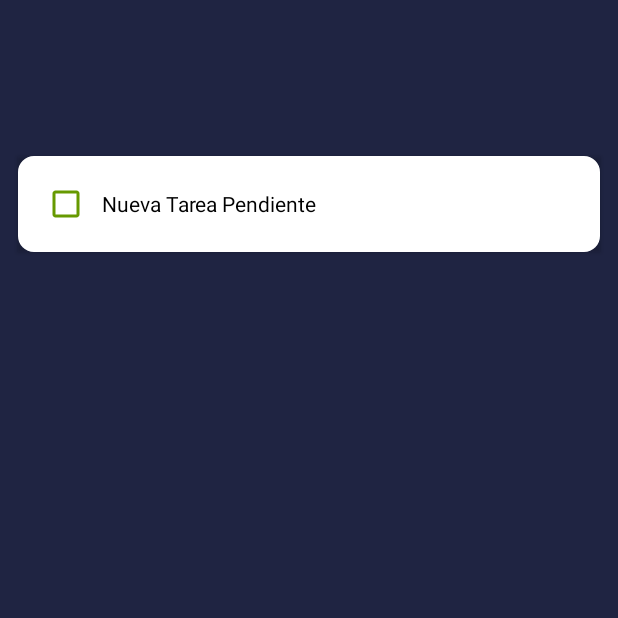
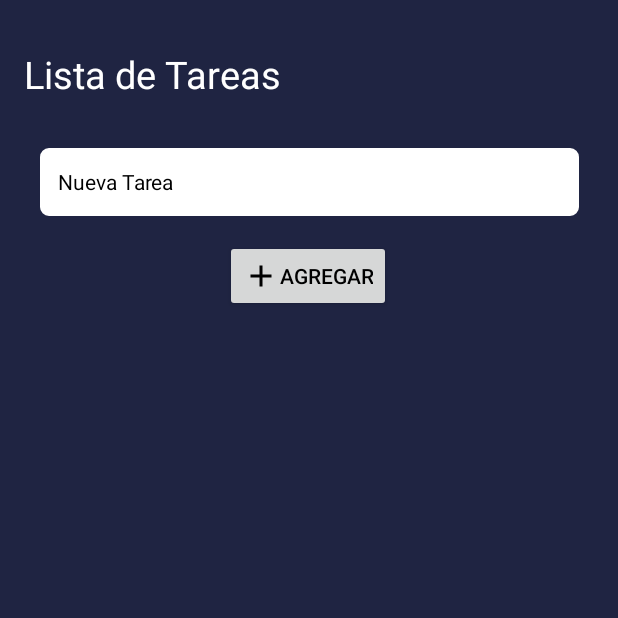
Before and after one commit to Efren-Ortega/Lista-de-Tarea, an Android app: the screen it shows after launch (MainActivity), on a phone screen of 412 x 824 dp, the top half of it. Run offline under Robolectric (Android 15) with nearby library versions, the phone set to English and light mode, and no system bars.

```diff
--- a/app/src/main/java/com/example/listatareas/MainActivity.java
+++ b/app/src/main/java/com/example/listatareas/MainActivity.java
@@ -1,16 +1,84 @@
 package com.example.listatareas;
 
 import androidx.appcompat.app.AppCompatActivity;
+import androidx.cardview.widget.CardView;
 
+import android.app.Activity;
+import android.content.Context;
+import android.graphics.Color;
 import android.os.Bundle;
+import android.view.Gravity;
+import android.view.LayoutInflater;
+import android.view.View;
+import android.view.ViewGroup;
+import android.widget.Button;
+import android.widget.EditText;
+import android.widget.LinearLayout;
+import android.widget.RelativeLayout;
+import android.widget.ScrollView;
+import android.widget.TextView;
+import android.widget.Toast;
 
-public class MainActivity extends AppCompatActivity {
+import org.w3c.dom.Text;
+
+public class MainActivity extends Activity {
+
+    private Button btn_add;
+    private ViewGroup layout;
+    private ScrollView scrollView;
+    private EditText tv_tarea;
 
     @Override
     protected void onCreate(Bundle savedInstanceState) {
         super.onCreate(savedInstanceState);
         setContentView(R.layout.activity_main);
-        getSupportActionBar().hide();
+        //getSupportActionBar().hide();
 
+        layout = (ViewGroup) findViewById(R.id.content);
+        scrollView = (ScrollView) findViewById(R.id.scrollView);
+
+        tv_tarea = (EditText) findViewById(R.id.et_tarea);
+
+        btn_add = (Button) findViewById(R.id.btn_add);
+
+        btn_add.setOnClickListener(new View.OnClickListener() {
+            @Override
+            public void onClick(View view) {
+                agregarTarea();
+            }
+        });
+    }
+
+
+    public void agregarTarea(){
+
+
+        if(tv_tarea.getText().toString().matches("")){
+            Toast.makeText(this, "Ingrese la Tarea a Agregar", Toast.LENGTH_SHORT).show();
+            return;
+        }
+        agregar();
+        tv_tarea.setText("");
+    }
+
+    private void agregar(){
+        LayoutInflater inflater = LayoutInflater.from(this);
+        int id = R.layout.task;
+        RelativeLayout relativeLayout = (RelativeLayout) inflater.inflate(id, null, false);
+
+        TextView textView = (TextView) relativeLayout.findViewById(R.id.tv_tarea);
+        textView.setText(tv_tarea.getText());
+
+        LinearLayout.LayoutParams params = new LinearLayout.LayoutParams(ViewGroup.LayoutParams.WRAP_CONTENT, ViewGroup.LayoutParams.WRAP_CONTENT);
+        relativeLayout.setPadding(5, 0, 5, 10);
+        relativeLayout.setLayoutParams(params);
+        layout.addView(relativeLayout);
+
+        scrollView.post(new Runnable() {
+            @Override
+            public void run() {
+                scrollView.fullScroll(ScrollView.FOCUS_DOWN);
+            }
+        });
     }
 }
--- /dev/null
+++ b/app/src/main/res/drawable/ic_baseline_add_24.xml
@@ -0,0 +1,5 @@
+<vector android:height="24dp" android:tint="#000000"
+    android:viewportHeight="24" android:viewportWidth="24"
+    android:width="24dp" xmlns:android="http://schemas.android.com/apk/res/android">
+    <path android:fillColor="@android:color/white" android:pathData="M19,13h-6v6h-2v-6H5v-2h6V5h2v6h6v2z"/>
+</vector>
--- a/app/src/main/res/drawable/input.xml
+++ b/app/src/main/res/drawable/input.xml
@@ -3,16 +3,16 @@
 
     <item android:state_enabled = "true" android:state_focused="true">
         <shape android:shape="rectangle">
-            <corners android:radius="10dp"/>
+            <corners android:radius="5dp"/>
             <solid android:color="@color/white"/>
-            <stroke android:color="@color/yellow" android:width="1dp"/>
+            <stroke android:color="@color/white" android:width="1dp"/>
         </shape>
     </item>
 
 
     <item android:state_enabled="true">
         <shape android:shape="rectangle">
-            <corners android:radius="10dp"/>
+            <corners android:radius="5dp"/>
             <solid android:color="@color/white"/>
             <stroke android:color="@android:color/white" android:width="1dp"/>
         </shape>
--- a/app/src/main/res/layout/activity_main.xml
+++ b/app/src/main/res/layout/activity_main.xml
@@ -4,55 +4,79 @@
     xmlns:tools="http://schemas.android.com/tools"
     android:layout_width="match_parent"
     android:layout_height="match_parent"
-    tools:context=".MainActivity"
     android:background="@color/blue_dark"
-    >
+    tools:context=".MainActivity">
 
-    <androidx.cardview.widget.CardView
-        android:id="@+id/cardView"
-        android:layout_width="0dp"
+
+    <TextView
+        android:id="@+id/textView2"
+        android:layout_width="wrap_content"
         android:layout_height="wrap_content"
-        android:layout_marginStart="12dp"
-        android:layout_marginTop="104dp"
-        android:layout_marginEnd="12dp"
+        android:layout_marginTop="32dp"
+        android:text="Lista de Tareas"
+        android:textColor="#fff"
+        android:textSize="25dp"
 
-        app:cardBackgroundColor="#00FFFFFF"
+        android:textStyle="normal"
+        app:layout_constraintEnd_toEndOf="parent"
+        app:layout_constraintHorizontal_bias="0.066"
+        app:layout_constraintStart_toStartOf="parent"
+        app:layout_constraintTop_toTopOf="parent" />
 
+    <Button
+        android:id="@+id/btn_add"
+        android:layout_width="wrap_content"
+        android:layout_height="wrap_content"
+        android:layout_marginTop="16dp"
+        android:layout_weight="1"
+        android:drawableLeft="@drawable/ic_baseline_add_24"
+        android:text="Agregar"
+        android:textColor="#000"
+        app:backgroundTint="#7C89DC"
+        app:iconGravity="end"
+        app:layout_constraintEnd_toEndOf="parent"
+        app:layout_constraintHorizontal_bias="0.498"
+        app:layout_constraintStart_toStartOf="parent"
+        app:layout_constraintTop_toBottomOf="@+id/et_tarea" />
+
+    <EditText
+        android:id="@+id/et_tarea"
+        android:layout_width="359dp"
+        android:layout_height="45dp"
+        android:layout_marginTop="32dp"
+        android:background="@drawable/input"
+        android:ems="10"
+
+        android:inputType="textPersonName"
+        android:paddingStart="12dp"
+        android:text="Nueva Tarea"
+        android:textColor="#000"
+        android:textSize="14dp"
         app:layout_constraintEnd_toEndOf="parent"
         app:layout_constraintStart_toStartOf="parent"
-        app:layout_constraintTop_toTopOf="parent">
+        app:layout_constraintTop_toBottomOf="@+id/textView2" />
 
-        <RelativeLayout
-            android:layout_width="wrap_content"
+    <ScrollView
+        android:id="@+id/scrollView"
+        android:layout_width="fill_parent"
+        android:layout_height="wrap_content"
+        android:layout_alignParentStart="true"
+        android:layout_alignParentLeft="true"
+        android:layout_alignParentTop="true"
+        android:fillViewport="true"
+        android:scrollbarStyle="outsideInset"
+        app:layout_constraintEnd_toEndOf="parent"
+        app:layout_constraintHorizontal_bias="1.0"
+        app:layout_constraintStart_toStartOf="parent"
+        app:layout_constraintTop_toBottomOf="@+id/btn_add">
+
+        <LinearLayout
+            android:id="@+id/content"
+            android:layout_width="fill_parent"
             android:layout_height="wrap_content"
-            android:background="@drawable/input"
-            android:padding="8dp"
-            >
-
-            <LinearLayout
-                android:layout_width="match_parent"
-                android:layout_height="wrap_content"
-                android:orientation="horizontal">
-
-                <CheckBox
-                    android:id="@+id/check"
-                    android:layout_width="wrap_content"
-                    android:layout_height="wrap_content"
-                    android:buttonTint="@android:color/holo_green_dark"
-                    android:paddingStart="8dp" />
-
-                <TextView
-                    android:id="@+id/textView"
-                    android:layout_width="wrap_content"
-                    android:layout_height="wrap_content"
-                    android:text="Nueva Tarea Pendiente"
-                    android:textColor="#000"
-                    />
-            </LinearLayout>
-
-        </RelativeLayout>
+            android:orientation="vertical" />
 
 
-    </androidx.cardview.widget.CardView>
+    </ScrollView>
 
 </androidx.constraintlayout.widget.ConstraintLayout>
--- /dev/null
+++ b/app/src/main/res/values/ids.xml
@@ -0,0 +1,4 @@
+<?xml version="1.0" encoding="utf-8"?>
+<resources>
+    <item name="buttonLayout" type="id" />
+</resources>
```
Also changed, not shown: app/src/main/res/layout/task.xml (added, +58 -0 lines).
